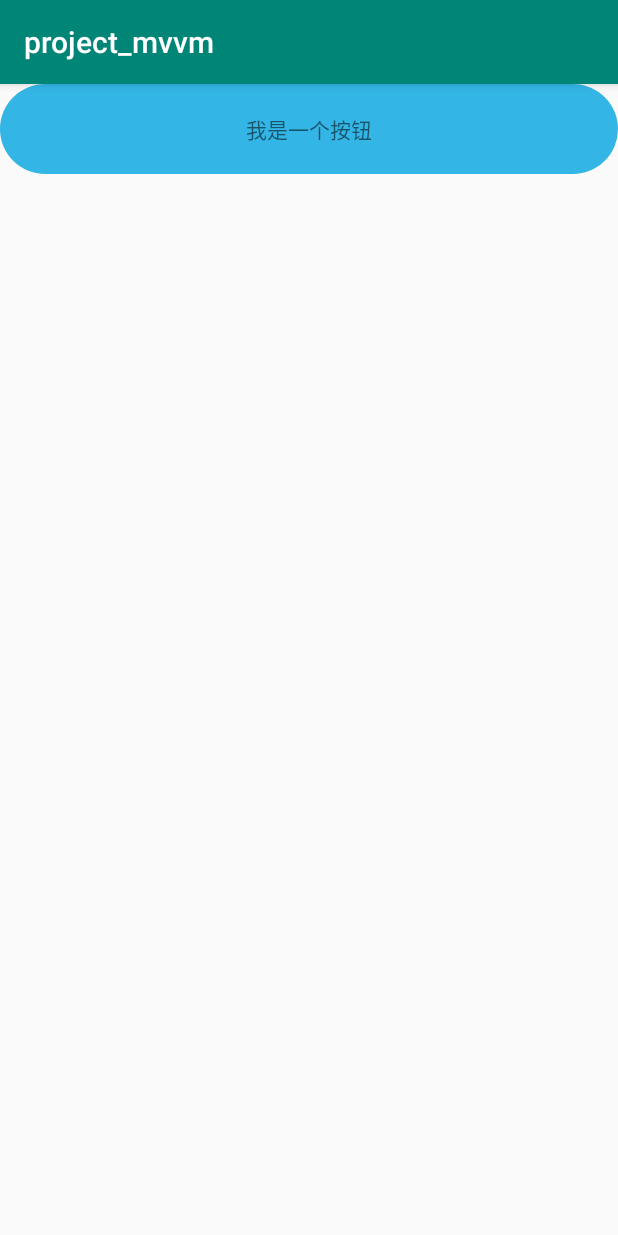
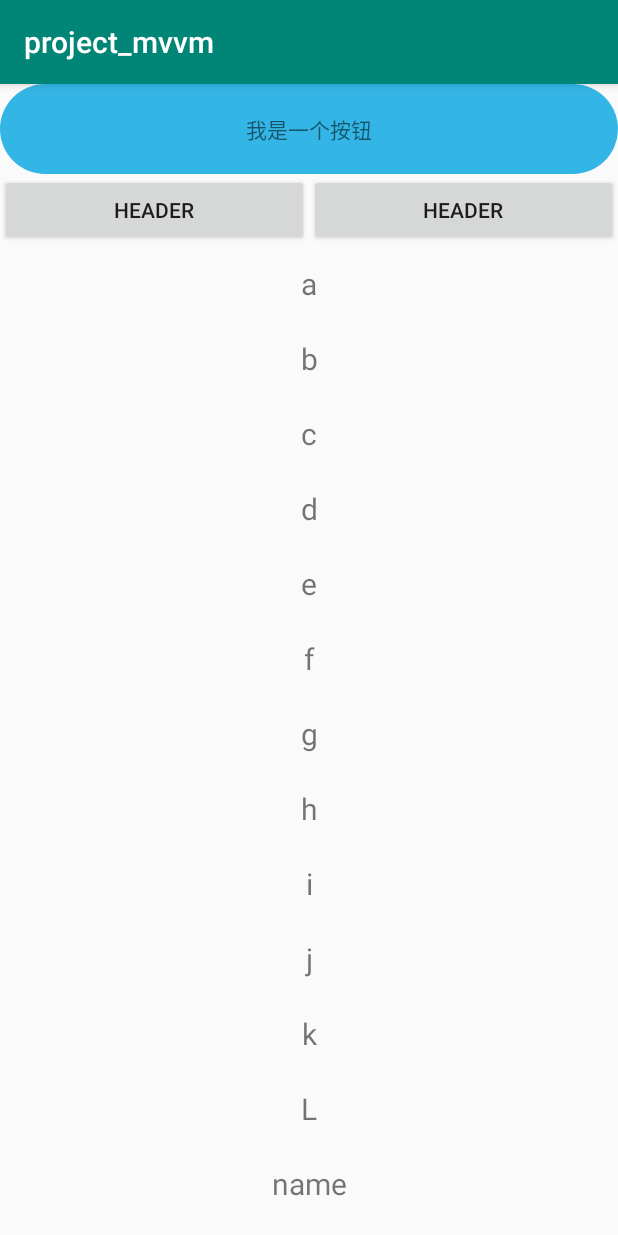
Before and after one commit to chenpengning/Hellow, an Android app: the fragment TouchFragment shown on its own in the app's theme, on a phone screen of 412 x 824 dp. Run offline under Robolectric (Android 15) with nearby library versions, the phone set to English and light mode, and no system bars.

Commit message:
高级函数实现回调，弃用接口

```diff
--- a/project_mvvm/src/main/java/com/fly/fox/project/adapter/CustomAdapter.kt
+++ b/project_mvvm/src/main/java/com/fly/fox/project/adapter/CustomAdapter.kt
@@ -3,10 +3,12 @@ package com.fly.fox.project.adapter
 import android.view.LayoutInflater
 import android.view.View
 import android.view.ViewGroup
+import android.widget.Button
 import android.widget.LinearLayout
 import android.widget.TextView
 import androidx.recyclerview.widget.RecyclerView
 import com.fly.fox.project.R
+import com.fly.fox.project.utils.listener
 
 
 /**
@@ -15,6 +17,15 @@ import com.fly.fox.project.R
 class CustomAdapter(list: List<String>) : RecyclerView.Adapter<CustomAdapter.ViewHolder>() {
 
     private var mList: MutableList<String> = ArrayList()
+
+    /**
+     * 高级函数改造接口回调
+     */
+//    private  lateinit  var listener : (Any) -> Unit
+//    fun  setListener(block :(Any) -> Unit){
+//        this.listener = block
+//    }
+    //-------
 
     init {
         mList.clear()
@@ -96,6 +107,11 @@ class CustomAdapter(list: List<String>) : RecyclerView.Adapter<CustomAdapter.Vie
             //处理header 逻辑
             0 -> {
                 //holder.foot.text = "到底部了。。。。"
+                holder.bt1_header.setOnClickListener {
+                    listener?.let { it1 -> it1("bt1_header click ....") }
+                }
+
+
 
             }
             //处理foot 逻辑
@@ -109,6 +125,11 @@ class CustomAdapter(list: List<String>) : RecyclerView.Adapter<CustomAdapter.Vie
                 val name = mList[position - 1]
 
                 holder.content.text = name
+
+                holder.itemView.setOnClickListener {
+                    //listener(position)
+                    listener?.let { it1 -> it1(position) }
+                }
 
             }
 
@@ -124,9 +145,14 @@ class CustomAdapter(list: List<String>) : RecyclerView.Adapter<CustomAdapter.Vie
         lateinit var header: LinearLayout
         lateinit var foot: TextView
 
+        lateinit var bt1_header: Button
+
         init {
             when (viewType) {
-                HEADER -> header = itemView.findViewById(R.id.ly_header)
+                HEADER -> {
+                    header = itemView.findViewById(R.id.ly_header)
+                    bt1_header = header.findViewById(R.id.bt1_header)
+                }
                 FOOT -> foot = itemView.findViewById(R.id.tv_foot)
                 else -> content = itemView.findViewById(R.id.tv_name)
             }
--- a/project_mvvm/src/main/java/com/fly/fox/project/ui/MainFragment.kt
+++ b/project_mvvm/src/main/java/com/fly/fox/project/ui/MainFragment.kt
@@ -68,6 +68,12 @@ class MainFragment : Fragment() {
             findNavController().navigate(R.id.action_mainFragment_to_floatFragment)
         }
 
+        bt_touch.setOnClickListener {
+
+            findNavController().navigate(R.id.action_mainFragment_to_touchFragment)
+
+        }
+
     }
 
 }
--- a/project_mvvm/src/main/java/com/fly/fox/project/ui/TouchFragment.kt
+++ b/project_mvvm/src/main/java/com/fly/fox/project/ui/TouchFragment.kt
@@ -1,14 +1,22 @@
 package com.fly.fox.project.ui
 
 import android.os.Bundle
+import android.util.Log
 import android.view.LayoutInflater
 import android.view.View
 import android.view.ViewGroup
 import androidx.fragment.app.Fragment
+import androidx.recyclerview.widget.LinearLayoutManager
 import com.fly.fox.project.R
+import com.fly.fox.project.adapter.CustomAdapter
+import com.fly.fox.project.utils.setCallBack
+import kotlinx.android.synthetic.main.fragment_touch.*
 
 
 class TouchFragment : Fragment() {
+
+
+    private var adapter: CustomAdapter? = null
 
     override fun onCreateView(
         inflater: LayoutInflater, container: ViewGroup?,
@@ -19,4 +27,22 @@ class TouchFragment : Fragment() {
     }
 
 
+    override fun onViewCreated(view: View, savedInstanceState: Bundle?) {
+        super.onViewCreated(view, savedInstanceState)
+
+        adapter =
+            CustomAdapter(arrayListOf("a", "b", "c", "d", "e", "f", "g", "h", "i", "j", "k", "L"))
+        mRV.adapter = adapter
+
+        mRV.layoutManager = LinearLayoutManager(context)
+
+
+
+        context?.setCallBack {
+
+            Log.d("xxxx", " onclick position = $it")
+        }
+    }
+
+
 }
--- a/project_mvvm/src/main/java/com/fly/fox/project/utils/Exts.kt
+++ b/project_mvvm/src/main/java/com/fly/fox/project/utils/Exts.kt
@@ -1,5 +1,6 @@
 package com.fly.fox.project.utils
 
+import android.content.Context
 import android.widget.Button
 import android.widget.EditText
 
@@ -14,5 +15,13 @@ fun Button.enable(ed:EditText,methon:() ->Boolean){
             button.isEnabled = methon()
         }
     })
+}
 
+/**
+ * 高级函数改造接口回调,万能接口回掉
+ */
+var listener: ((Any) -> Unit)? = null
+
+fun Context.setCallBack(block: (Any) -> Unit) {
+    listener = block
 }
--- a/project_mvvm/src/main/res/layout/fragment_main.xml
+++ b/project_mvvm/src/main/res/layout/fragment_main.xml
@@ -34,5 +34,11 @@
             android:layout_height="wrap_content"
             android:text="全局浮动窗" />
 
+        <Button
+            android:id="@+id/bt_touch"
+            android:layout_width="match_parent"
+            android:layout_height="wrap_content"
+            android:text="recycleview" />
+
     </LinearLayout>
 </layout>
--- a/project_mvvm/src/main/res/layout/fragment_touch.xml
+++ b/project_mvvm/src/main/res/layout/fragment_touch.xml
@@ -1,8 +1,9 @@
 <?xml version="1.0" encoding="utf-8"?>
-<FrameLayout xmlns:android="http://schemas.android.com/apk/res/android"
+<LinearLayout xmlns:android="http://schemas.android.com/apk/res/android"
     xmlns:tools="http://schemas.android.com/tools"
     android:layout_width="match_parent"
     android:layout_height="match_parent"
+    android:orientation="vertical"
     tools:context=".ui.TouchFragment">
 
     <!-- TODO: Update blank fragment layout -->
@@ -13,4 +14,11 @@
         android:gravity="center"
         android:text="我是一个按钮" />
 
-</FrameLayout>
+    <androidx.recyclerview.widget.RecyclerView
+        android:id="@+id/mRV"
+        android:layout_width="match_parent"
+        android:layout_weight="1"
+        android:layout_height="0dp" />
+
+
+</LinearLayout>
--- a/project_mvvm/src/main/res/layout/item_header.xml
+++ b/project_mvvm/src/main/res/layout/item_header.xml
@@ -10,6 +10,7 @@
         android:layout_height="wrap_content">
 
         <Button
+            android:id="@+id/bt1_header"
             android:text="Header"
             android:layout_weight="1"
             android:layout_width="match_parent"
```
Also changed, not shown: project_mvvm/src/main/res/navigation/main_navi.xml (+8 -0 lines).
